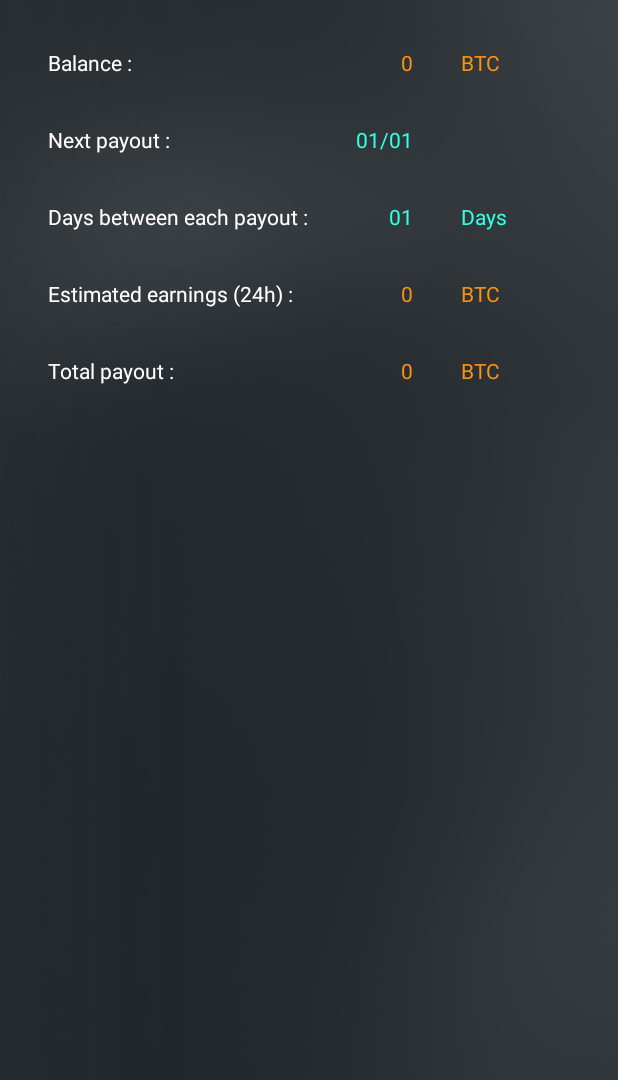
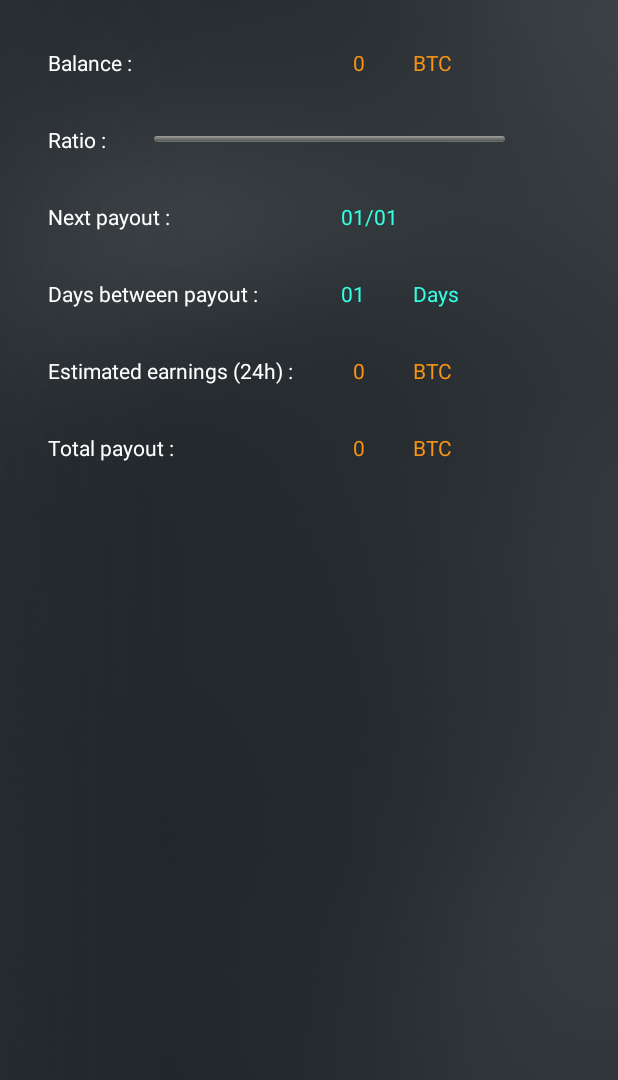
Before and after one commit to corazon008/Unofficial-StartminingApp, an Android app: the layout fragment_dashboard.xml on its own in the app's theme, with its tools: preview values and no code run, on a phone screen of 412 x 824 dp. Shown: the top 1080 px of the screen. Run offline under Robolectric (Android 15) with nearby library versions, the phone set to English and light mode, and no system bars; network calls fail.

Commit message:
add bitcoin price and date of mint add a progress bar for live rewards

```diff
--- a/app/src/main/java/com/example/startmining/Dashboard.kt
+++ b/app/src/main/java/com/example/startmining/Dashboard.kt
@@ -53,7 +53,7 @@ internal fun updateAppWidget(
     Datas.refresh_thread.join()
     Datas.RefreshTextValue()
     views.setTextViewText(R.id.widget_live_rewards, RoundBTC(Datas.live_rewards))
-    views.setTextViewText(R.id.widget_next_payout, NextPayout())
+    views.setTextViewText(R.id.widget_next_payout, DateNextPayout())
     views.setTextViewText(R.id.widget_earnings, RoundBTC(Datas.earnings))
     views.setTextViewText(R.id.textView5, "${hour24hrs}:${minutes}")
 
--- a/app/src/main/java/com/example/startmining/ui/options/OptionsFragment.kt
+++ b/app/src/main/java/com/example/startmining/ui/options/OptionsFragment.kt
@@ -6,7 +6,6 @@ import android.view.LayoutInflater
 import android.view.View
 import android.view.ViewGroup
 import androidx.fragment.app.Fragment
-import androidx.lifecycle.ViewModelProvider
 import com.example.startmining.Datas
 import com.example.startmining.R
 import com.example.startmining.databinding.FragmentOptionsBinding
@@ -25,9 +24,6 @@ class OptionsFragment : Fragment() {
         container: ViewGroup?,
         savedInstanceState: Bundle?
     ): View {
-        val notificationsViewModel =
-            ViewModelProvider(this).get(OptionsViewModel::class.java)
-
         _binding = FragmentOptionsBinding.inflate(inflater, container, false)
         val root: View = binding.root
 
--- /dev/null
+++ b/app/src/main/res/drawable/progress_bar_background.xml
@@ -0,0 +1,42 @@
+<?xml version="1.0" encoding="utf-8"?>
+
+<layer-list xmlns:android="http://schemas.android.com/apk/res/android">
+
+    <item android:id="@android:id/background">
+        <shape>
+            <corners android:radius="5dip" />
+            <gradient
+                android:startColor="#ff9d9e9d"
+                android:centerColor="#ff5a5d5a"
+                android:centerY="0.75"
+                android:endColor="#ff747674"
+                android:angle="270"
+                />
+        </shape>
+    </item>
+
+    <item android:id="@android:id/secondaryProgress">
+        <clip>
+            <shape>
+                <corners android:radius="5dip" />
+                <gradient
+                    android:startColor="#80ffd300"
+                    android:centerColor="#80ffb600"
+                    android:centerY="0.75"
+                    android:endColor="#a0ffcb00"
+                    android:angle="270"
+                    />
+            </shape>
+        </clip>
+    </item>
+
+    <item android:id="@android:id/progress">
+        <clip>
+            <shape>
+                <corners android:radius="5dip" />
+                <solid android:color="#0000FF" />
+            </shape>
+        </clip>
+    </item>
+
+</layer-list>
--- a/app/src/main/res/layout/fragment_dashboard.xml
+++ b/app/src/main/res/layout/fragment_dashboard.xml
@@ -4,8 +4,8 @@
     xmlns:tools="http://schemas.android.com/tools"
     android:layout_width="match_parent"
     android:layout_height="match_parent"
-    tools:context=".ui.dashboard.DashboardFragment"
-    android:background="@drawable/bg">
+    android:background="@drawable/bg"
+    tools:context=".ui.dashboard.DashboardFragment">
 
 
     <GridLayout
@@ -30,6 +30,7 @@
             android:layout_width="wrap_content"
             android:layout_height="wrap_content"
             android:text="0" />
+
         <TextView
             style="@style/BitcoinStyle"
             android:layout_width="wrap_content"
@@ -37,35 +38,55 @@
             android:layout_gravity="start"
             android:text="BTC" />
 
+        <LinearLayout android:layout_columnSpan="3">
+            <TextView
+                style="@style/TextStyle"
+                android:layout_width="wrap_content"
+                android:layout_height="wrap_content"
+                android:text="Ratio :"/>
+
+            <ProgressBar
+                android:id="@+id/Ratio"
+                style="@android:style/Widget.ProgressBar.Horizontal"
+                android:layout_width="250dp"
+                android:layout_height="20dp"
+                android:layout_margin="8dp"
+                android:padding="8dp"
+                android:progress="0"
+                android:progressDrawable="@drawable/progress_bar_background"
+                android:layout_gravity="center"
+                />
+        </LinearLayout>
+
+
         <TextView
             style="@style/TextStyle"
             android:layout_width="wrap_content"
             android:layout_height="wrap_content"
             android:text="@string/next_payout" />
+
         <TextView
             android:id="@+id/next_payout"
             style="@style/DateStyle"
             android:layout_width="wrap_content"
             android:layout_height="wrap_content"
+            android:layout_columnSpan="2"
+            android:layout_gravity="start"
             android:text="01/01" />
-        <TextView
-            style="@style/BitcoinStyle"
-            android:layout_width="wrap_content"
-            android:layout_height="wrap_content"
-            android:layout_gravity="start"
-            android:text="" />
 
         <TextView
             style="@style/TextStyle"
             android:layout_width="wrap_content"
             android:layout_height="wrap_content"
             android:text="@string/days2reached" />
+
         <TextView
             android:id="@+id/reached_payout"
             style="@style/DateStyle"
             android:layout_width="wrap_content"
             android:layout_height="wrap_content"
             android:text="01" />
+
         <TextView
             style="@style/DateStyle"
             android:layout_width="wrap_content"
@@ -79,12 +100,14 @@
             android:layout_width="wrap_content"
             android:layout_height="wrap_content"
             android:text="@string/earnings" />
+
         <TextView
             android:id="@+id/earnings"
             style="@style/BitcoinStyle"
             android:layout_width="wrap_content"
             android:layout_height="wrap_content"
             android:text="0" />
+
         <TextView
             style="@style/BitcoinStyle"
             android:layout_width="wrap_content"
@@ -98,12 +121,14 @@
             android:layout_width="wrap_content"
             android:layout_height="wrap_content"
             android:text="@string/total_payout" />
+
         <TextView
             android:id="@+id/total_payout"
             style="@style/BitcoinStyle"
             android:layout_width="wrap_content"
             android:layout_height="wrap_content"
             android:text="0" />
+
         <TextView
             style="@style/BitcoinStyle"
             android:layout_width="wrap_content"
@@ -111,8 +136,9 @@
             android:layout_gravity="start"
             android:text="BTC" />
 
-    </GridLayout>
 
 
 
-    </androidx.constraintlayout.widget.ConstraintLayout>
+    </GridLayout>
+
+</androidx.constraintlayout.widget.ConstraintLayout>
--- a/app/src/main/res/values/strings.xml
+++ b/app/src/main/res/values/strings.xml
@@ -9,7 +9,7 @@
     <string name="balance">Balance : </string>
     <string name="total_payout"> Total payout : </string>
     <string name="next_payout"> Next payout : </string>
-    <string name="days2reached">Days between each payout : </string>
+    <string name="days2reached">Days between payout : </string>
     <string name="earnings">Estimated earnings (24h) : </string>
     <string name="app_widget_description">Widget to track your reward and your date of payout</string>
     <string name="btc_address">btc_address</string>
```
Also changed, not shown: app/build.gradle.kts (+5 -5 lines), app/src/main/java/com/example/startmining/Datas.kt (renamed from app/src/main/java/com/example/startmining/Classes.kt, +10 -4 lines), app/src/main/java/com/example/startmining/Functions.kt (+52 -16 lines), app/src/main/java/com/example/startmining/MainActivity.kt (+7 -2 lines), app/src/main/java/com/example/startmining/test.kt (added, +16 -0 lines), app/src/main/java/com/example/startmining/ui/dashboard/DashboardFragment.kt (+6 -3 lines).
